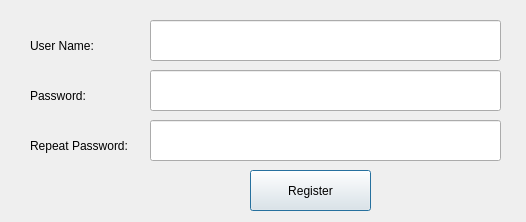
Qt form src/SwcManagerClient/src/ui/registerwindow.ui (kiraYuukiAsuna/GoMongoDb) before a commit.
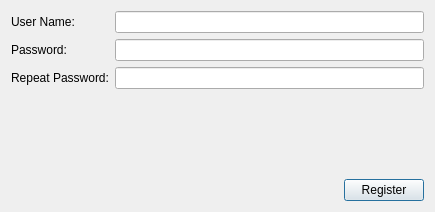
The same form after that commit.

Diff of the .ui file:
```diff
--- a/src/SwcManagerClient/src/ui/registerwindow.ui
+++ b/src/SwcManagerClient/src/ui/registerwindow.ui
@@ -6,95 +6,73 @@
    <rect>
     <x>0</x>
     <y>0</y>
-    <width>526</width>
-    <height>222</height>
+    <width>435</width>
+    <height>212</height>
    </rect>
   </property>
   <property name="windowTitle">
    <string>RegisterWindow</string>
   </property>
-  <widget class="QPushButton" name="registerBtn">
-   <property name="geometry">
-    <rect>
-     <x>250</x>
-     <y>170</y>
-     <width>121</width>
-     <height>41</height>
-    </rect>
-   </property>
-   <property name="text">
-    <string>Register</string>
-   </property>
-  </widget>
-  <widget class="QLineEdit" name="userNameEditor">
-   <property name="geometry">
-    <rect>
-     <x>150</x>
-     <y>20</y>
-     <width>351</width>
-     <height>41</height>
-    </rect>
-   </property>
-  </widget>
-  <widget class="QLineEdit" name="passwordEditor">
-   <property name="geometry">
-    <rect>
-     <x>150</x>
-     <y>70</y>
-     <width>351</width>
-     <height>41</height>
-    </rect>
-   </property>
-  </widget>
+  <layout class="QVBoxLayout" name="verticalLayout">
+   <item>
+    <layout class="QFormLayout" name="formLayout">
+     <item row="0" column="0">
   <widget class="QLabel" name="label">
-   <property name="geometry">
-    <rect>
-     <x>30</x>
-     <y>30</y>
-     <width>91</width>
-     <height>31</height>
-    </rect>
-   </property>
    <property name="text">
     <string>User Name:</string>
    </property>
   </widget>
+     </item>
+     <item row="0" column="1">
+      <widget class="QLineEdit" name="userNameEditor"/>
+     </item>
+     <item row="1" column="0">
   <widget class="QLabel" name="label_2">
-   <property name="geometry">
-    <rect>
-     <x>30</x>
-     <y>80</y>
-     <width>91</width>
-     <height>31</height>
-    </rect>
-   </property>
    <property name="text">
     <string>Password:</string>
    </property>
   </widget>
-  <widget class="QLineEdit" name="repeatPasswordEditor">
-   <property name="geometry">
-    <rect>
-     <x>150</x>
-     <y>120</y>
-     <width>351</width>
-     <height>41</height>
-    </rect>
-   </property>
-  </widget>
+     </item>
+     <item row="1" column="1">
+      <widget class="QLineEdit" name="passwordEditor"/>
+     </item>
+     <item row="2" column="0">
   <widget class="QLabel" name="label_3">
-   <property name="geometry">
-    <rect>
-     <x>30</x>
-     <y>130</y>
-     <width>111</width>
-     <height>31</height>
-    </rect>
-   </property>
    <property name="text">
     <string>Repeat Password:</string>
    </property>
   </widget>
+     </item>
+     <item row="2" column="1">
+      <widget class="QLineEdit" name="repeatPasswordEditor"/>
+     </item>
+    </layout>
+   </item>
+   <item>
+    <layout class="QHBoxLayout" name="horizontalLayout">
+     <item>
+      <spacer name="horizontalSpacer">
+       <property name="orientation">
+        <enum>Qt::Horizontal</enum>
+       </property>
+       <property name="sizeHint" stdset="0">
+        <size>
+         <width>40</width>
+         <height>20</height>
+        </size>
+       </property>
+      </spacer>
+     </item>
+     <item>
+      <widget class="QPushButton" name="registerBtn">
+       <property name="text">
+        <string>Register</string>
+       </property>
+      </widget>
+     </item>
+    </layout>
+   </item>
+  </layout>
  </widget>
  <resources/>
  <connections/>
```
Lines whose indentation alone changed are shown as unchanged.
